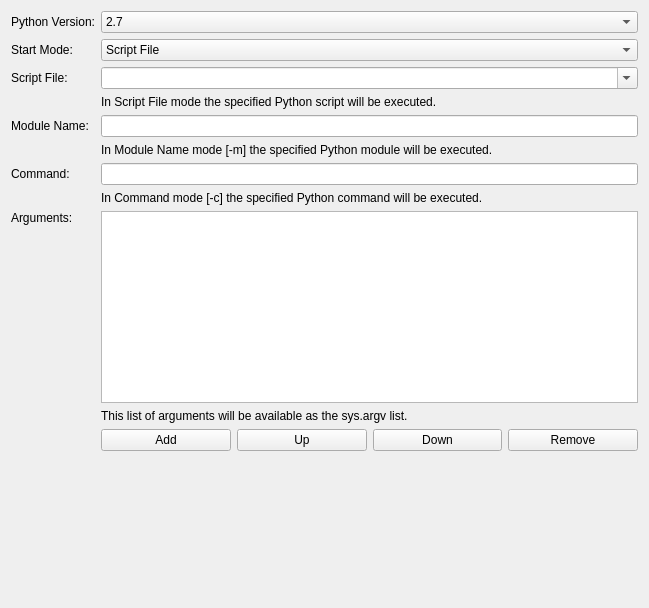
Old version of the form src/brickv/plugin_system/plugins/red/ui/new_program_python.ui in the repository Tinkerforge/brickv.
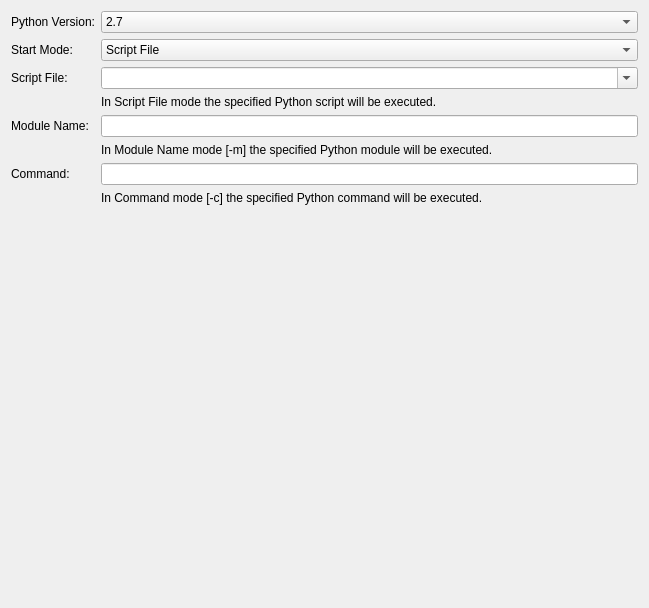
New version of the form.

Commit message: red-brick/npw: Move arguments to a new page

Patch:
```diff
--- a/src/brickv/plugin_system/plugins/red/ui/new_program_python.ui
+++ b/src/brickv/plugin_system/plugins/red/ui/new_program_python.ui
@@ -23,7 +23,7 @@
        </property>
       </widget>
      </item>
-     <item row="0" column="1" colspan="4">
+     <item row="0" column="1" colspan="2">
       <widget class="QComboBox" name="combo_version">
        <property name="sizePolicy">
         <sizepolicy hsizetype="Preferred" vsizetype="Fixed">
@@ -45,10 +45,10 @@
        </property>
       </widget>
      </item>
-     <item row="4" column="1" colspan="4">
+     <item row="4" column="1" colspan="2">
       <widget class="QLineEdit" name="edit_module_name"/>
      </item>
-     <item row="1" column="1" colspan="4">
+     <item row="1" column="1" colspan="2">
       <widget class="QComboBox" name="combo_start_mode">
        <item>
         <property name="text">
@@ -88,10 +88,10 @@
        </property>
       </widget>
      </item>
-     <item row="6" column="1" colspan="4">
+     <item row="6" column="1" colspan="2">
       <widget class="QLineEdit" name="edit_command"/>
      </item>
-     <item row="5" column="1" colspan="4">
+     <item row="5" column="1" colspan="2">
       <widget class="QLabel" name="label_module_name_help">
        <property name="text">
         <string>In Module Name mode [-m] the specified Python module will be executed.</string>
@@ -101,7 +101,7 @@
        </property>
       </widget>
      </item>
-     <item row="7" column="1" colspan="4">
+     <item row="7" column="1" colspan="2">
       <widget class="QLabel" name="label_command_help">
        <property name="text">
         <string>In Command mode [-c] the specified Python command will be executed.</string>
@@ -111,7 +111,7 @@
        </property>
       </widget>
      </item>
-     <item row="3" column="1" colspan="4">
+     <item row="3" column="1" colspan="2">
       <widget class="QLabel" name="label_script_file_help">
        <property name="text">
         <string>In Script File mode the specified Python script will be executed.</string>
@@ -121,58 +121,7 @@
        </property>
       </widget>
      </item>
-     <item row="8" column="0">
-      <widget class="QLabel" name="label_6">
-       <property name="text">
-        <string>Arguments:</string>
-       </property>
-       <property name="alignment">
-        <set>Qt::AlignLeading|Qt::AlignLeft|Qt::AlignTop</set>
-       </property>
-      </widget>
-     </item>
-     <item row="8" column="1" colspan="4">
-      <widget class="QListWidget" name="list_arguments"/>
-     </item>
-     <item row="10" column="1">
-      <widget class="QPushButton" name="button_add_argument">
-       <property name="text">
-        <string>Add</string>
-       </property>
-      </widget>
-     </item>
-     <item row="10" column="3">
-      <widget class="QPushButton" name="button_down_argument">
-       <property name="text">
-        <string>Down</string>
-       </property>
-      </widget>
-     </item>
-     <item row="10" column="4">
-      <widget class="QPushButton" name="button_remove_argument">
-       <property name="text">
-        <string>Remove</string>
-       </property>
-      </widget>
-     </item>
-     <item row="10" column="2">
-      <widget class="QPushButton" name="button_up_argument">
-       <property name="text">
-        <string>Up</string>
-       </property>
-      </widget>
-     </item>
-     <item row="9" column="1" colspan="4">
-      <widget class="QLabel" name="label_4">
-       <property name="text">
-        <string>This list of arguments will be available as the sys.argv list.</string>
-       </property>
-       <property name="wordWrap">
-        <bool>true</bool>
-       </property>
-      </widget>
-     </item>
-     <item row="2" column="1" colspan="4">
+     <item row="2" column="1" colspan="2">
       <widget class="QComboBox" name="combo_script_file">
        <property name="editable">
         <bool>true</bool>
```
Left out of the diff: 5 changed lines with no effect on the pictures. The commit also changes 8 other files.
